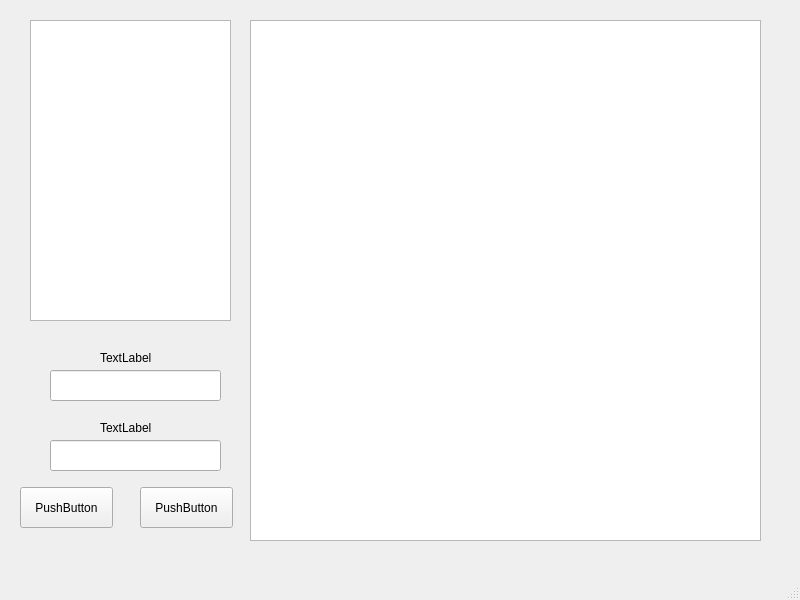
First picture: the form in mainwindow.ui, repository hellightning/QTencentServer, before the edit.
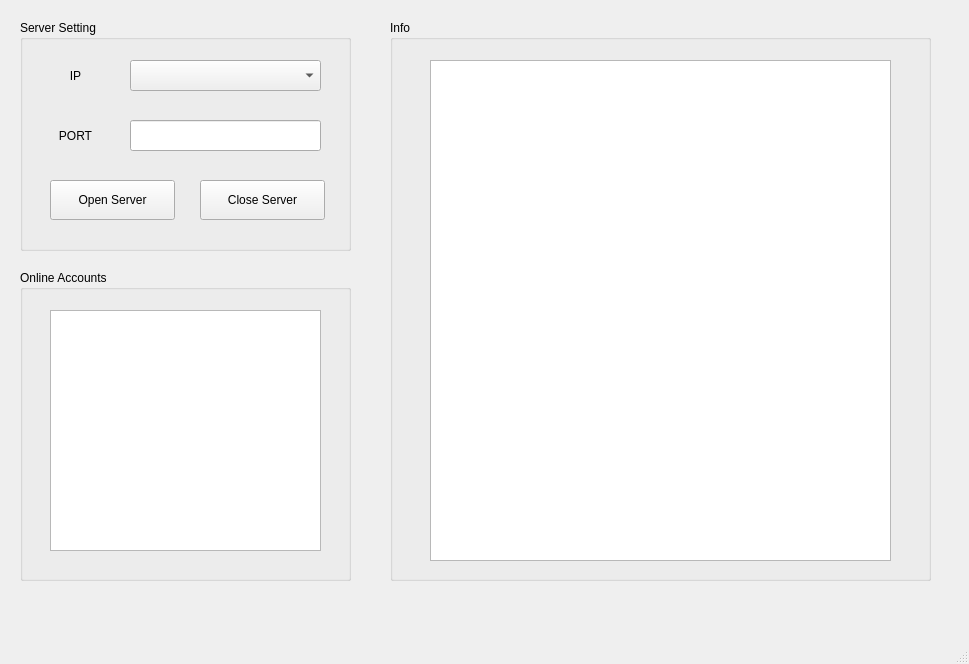
Second picture: the form after the edit.

```diff
--- a/mainwindow.ui
+++ b/mainwindow.ui
@@ -6,76 +6,80 @@
    <rect>
     <x>0</x>
     <y>0</y>
-    <width>800</width>
-    <height>600</height>
+    <width>969</width>
+    <height>664</height>
    </rect>
   </property>
   <property name="windowTitle">
    <string>MainWindow</string>
   </property>
+  <property name="styleSheet">
+   <string notr="true"/>
+  </property>
   <widget class="QWidget" name="centralwidget">
-   <widget class="QListWidget" name="listWidget">
+   <widget class="QGroupBox" name="groupBox">
     <property name="geometry">
      <rect>
-      <x>30</x>
+      <x>20</x>
       <y>20</y>
-      <width>201</width>
-      <height>301</height>
+      <width>331</width>
+      <height>231</height>
      </rect>
     </property>
-   </widget>
-   <widget class="QListWidget" name="listWidget_2">
-    <property name="geometry">
-     <rect>
-      <x>250</x>
-      <y>20</y>
-      <width>511</width>
-      <height>521</height>
-     </rect>
+    <property name="styleSheet">
+     <string notr="true"/>
     </property>
-   </widget>
-   <widget class="QLineEdit" name="lineEdit">
-    <property name="geometry">
-     <rect>
-      <x>50</x>
-      <y>370</y>
-      <width>171</width>
-      <height>31</height>
-     </rect>
+    <property name="title">
+     <string>Server Setting</string>
     </property>
-   </widget>
    <widget class="QLabel" name="label">
     <property name="geometry">
      <rect>
-      <x>100</x>
-      <y>350</y>
-      <width>72</width>
-      <height>15</height>
+       <x>10</x>
+       <y>40</y>
+       <width>91</width>
+       <height>31</height>
      </rect>
     </property>
     <property name="text">
-     <string>TextLabel</string>
+      <string>IP</string>
+     </property>
+     <property name="alignment">
+      <set>Qt::AlignCenter</set>
+     </property>
+    </widget>
+    <widget class="QComboBox" name="comboBox">
+     <property name="geometry">
+      <rect>
+       <x>110</x>
+       <y>40</y>
+       <width>191</width>
+       <height>31</height>
+      </rect>
     </property>
    </widget>
    <widget class="QLabel" name="label_2">
     <property name="geometry">
      <rect>
-      <x>100</x>
-      <y>420</y>
-      <width>72</width>
-      <height>15</height>
+       <x>10</x>
+       <y>100</y>
+       <width>91</width>
+       <height>31</height>
      </rect>
     </property>
     <property name="text">
-     <string>TextLabel</string>
+      <string>PORT</string>
+     </property>
+     <property name="alignment">
+      <set>Qt::AlignCenter</set>
     </property>
    </widget>
    <widget class="QLineEdit" name="lineEdit_2">
     <property name="geometry">
      <rect>
-      <x>50</x>
-      <y>440</y>
-      <width>171</width>
+       <x>110</x>
+       <y>100</y>
+       <width>191</width>
       <height>31</height>
      </rect>
     </property>
@@ -83,28 +87,81 @@
    <widget class="QPushButton" name="openServerButton">
     <property name="geometry">
      <rect>
-      <x>20</x>
-      <y>487</y>
-      <width>93</width>
-      <height>41</height>
+       <x>30</x>
+       <y>160</y>
+       <width>125</width>
+       <height>40</height>
      </rect>
     </property>
     <property name="text">
-     <string>PushButton</string>
+      <string>Open Server</string>
     </property>
    </widget>
    <widget class="QPushButton" name="closeServerButton">
     <property name="geometry">
      <rect>
-      <x>140</x>
-      <y>487</y>
-      <width>93</width>
-      <height>41</height>
+       <x>180</x>
+       <y>160</y>
+       <width>125</width>
+       <height>40</height>
      </rect>
     </property>
     <property name="text">
-     <string>PushButton</string>
-    </property>
+      <string>Close Server</string>
+     </property>
+    </widget>
+   </widget>
+   <widget class="QGroupBox" name="groupBox_3">
+    <property name="geometry">
+     <rect>
+      <x>20</x>
+      <y>270</y>
+      <width>331</width>
+      <height>311</height>
+     </rect>
+    </property>
+    <property name="styleSheet">
+     <string notr="true"/>
+    </property>
+    <property name="title">
+     <string>Online Accounts</string>
+    </property>
+    <widget class="QListWidget" name="listWidget">
+     <property name="geometry">
+      <rect>
+       <x>30</x>
+       <y>40</y>
+       <width>271</width>
+       <height>241</height>
+      </rect>
+     </property>
+    </widget>
+   </widget>
+   <widget class="QGroupBox" name="groupBox_4">
+    <property name="geometry">
+     <rect>
+      <x>390</x>
+      <y>20</y>
+      <width>541</width>
+      <height>561</height>
+     </rect>
+    </property>
+    <property name="styleSheet">
+     <string notr="true"/>
+    </property>
+    <property name="title">
+     <string>Info</string>
+    </property>
+    <widget class="QListWidget" name="listWidget_2">
+     <property name="geometry">
+      <rect>
+       <x>40</x>
+       <y>40</y>
+       <width>461</width>
+       <height>501</height>
+      </rect>
+     </property>
+    </widget>
    </widget>
   </widget>
   <widget class="QMenuBar" name="menubar">
```
Left out of the diff: 4 changed lines with no effect on the pictures. Lines whose indentation alone changed are shown as unchanged.
